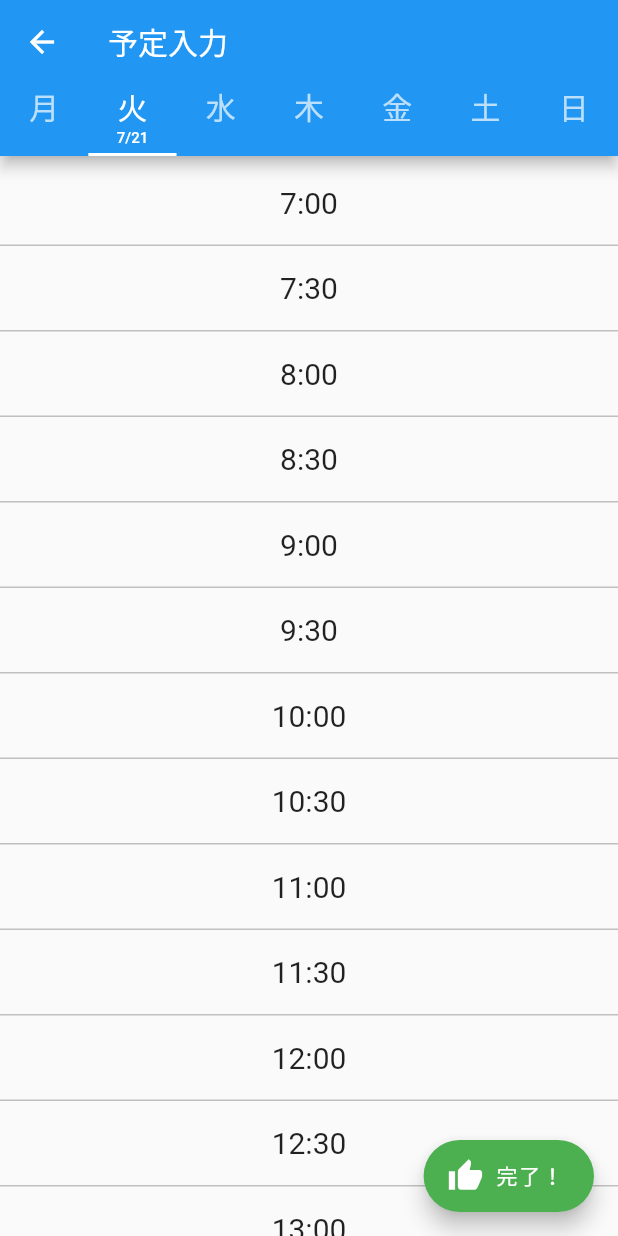
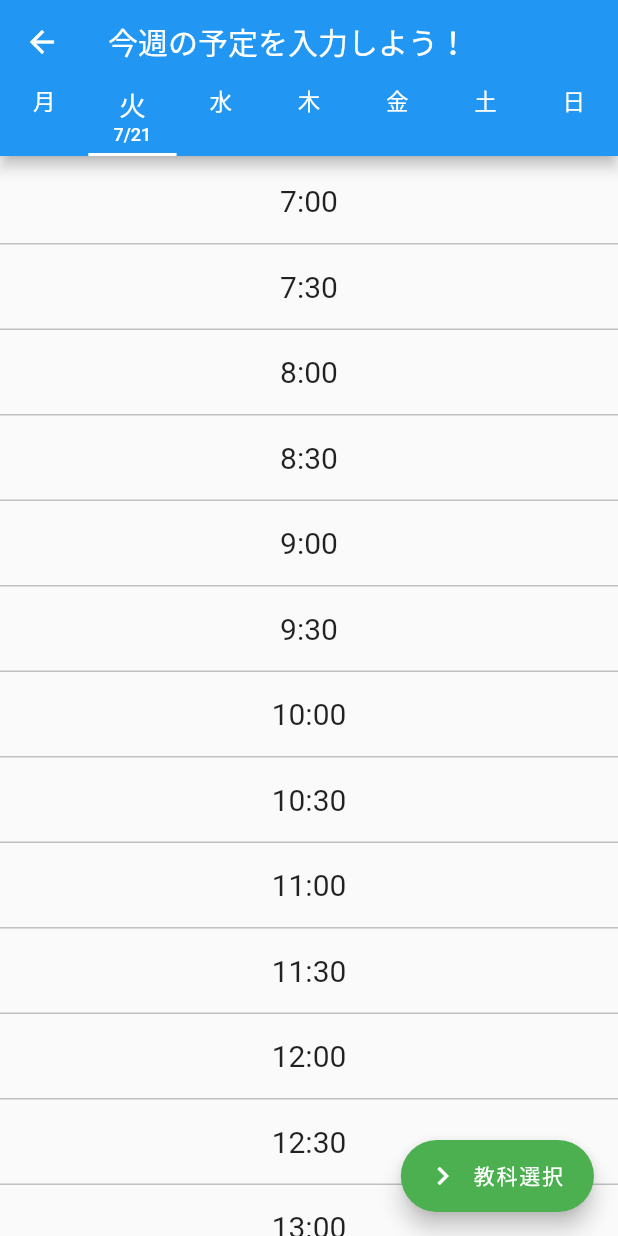
Before and after one commit to lasurstein/team4, a Flutter app: the screen it shows after launch, tab 2 chosen, on a phone screen of 412 x 824 dp. Run offline on Flutter 3.47's test engine with Material 2 defaults, Android fonts, the phone set to English and light mode, and no system bars.

Commit message:
タブ選択時のアニメーション追加/遷移用ボタン修正

```diff
--- a/lib/plan.dart
+++ b/lib/plan.dart
@@ -49,9 +49,10 @@ class _WeekPlanPageState extends State<WeekPlanPage>
     return context.ancestorStateOfType(TypeMatcher<_WeekPlanPageState>());
   }
 
-  List<List<bool>> _selectedTime = List.generate(
-      7, (_) => List.generate(31, (_) => false));
+  List<List<bool>> _selectedTime =
+  List.generate(7, (_) => List.generate(31, (_) => false));
 
+  TextStyle _tabTextStyle;
   @override
   void initState() {
     super.initState();
@@ -60,7 +61,6 @@ class _WeekPlanPageState extends State<WeekPlanPage>
       setState(() {
         _selectTabIndex = _tabController.index;
       });
-
       print("Selected Index: " + _tabController.index.toString());
     });
   }
@@ -73,16 +73,13 @@ class _WeekPlanPageState extends State<WeekPlanPage>
 
   void selectItems(int numberOfWeek, int time) {
     print(_selectedTime[numberOfWeek][time]);
-    setState(() => {
+    setState(() =>
+    {
       _selectedTime[numberOfWeek][time] =
       (_selectedTime[numberOfWeek][time]) ? false : true
     });
     print(
         '${numberOfWeek}, ${time} pushed. after:${_selectedTime[numberOfWeek][time]}');
-  }
-
-  void selectTabs() {
-
   }
 
   final List<DayOfWeek> weekData = [
@@ -151,25 +148,39 @@ class _WeekPlanPageState extends State<WeekPlanPage>
   Widget build(BuildContext context) {
     return Scaffold(
       appBar: AppBar(
-          title: Text('予定入力'),
+          title: Text('今週の予定を入力しよう！'),
           bottom: new TabBar(
               controller: _tabController,
               tabs: weekData
                   .map((w) =>
-                  Tab(child: Container(child: Column(
-                      crossAxisAlignment: CrossAxisAlignment.center,
-                      children: <Widget>[
-                        Text("${w.dayOfWeek}", style: TextStyle(fontSize: (_selectTabIndex == w.numberOfWeek - 1) ? 20.0 : 20.0)),
-                        if(_selectTabIndex == w.numberOfWeek - 1) Text("${w.month}/${w.day}", style: TextStyle(fontSize: 10.0)),
-                      ]))))
+                  Tab(
+                      child: Container(
+                          child: Center(
+                              child: Column(
+                                  crossAxisAlignment:
+                                  CrossAxisAlignment.center,
+                                  children: <Widget>[
+                                    AnimatedDefaultTextStyle(
+                                      style: TextStyle(fontSize: (_selectTabIndex == w.numberOfWeek - 1) ? 18.0 : 15.0),
+                                      duration: Duration(milliseconds: 170),
+                                      child:Text('${w.dayOfWeek}'),
+                                    ),
+                                    AnimatedOpacity(
+                                      opacity: (_selectTabIndex == w.numberOfWeek - 1) ? 1.0 : 0.0,
+                                      duration: Duration(milliseconds: 170),
+                                      child:Text("${w.month}/${w.day}", style: TextStyle(fontSize: 12.0)),
+                                    ),
+                                  ])))))
                   .toList())),
       body: TabBarView(
           controller: _tabController,
-          children: weekData.map((w) =>
-              DayPlan(weekDate: w,
+          children: weekData
+              .map((w) =>
+              DayPlan(
+                  weekDate: w,
                   selectedTimeOfDay: _selectedTime[w.numberOfWeek - 1],
-                  itemSelector: selectItems)).toList()
-      ),
+                  itemSelector: selectItems))
+              .toList()),
       floatingActionButton: FloatingActionButton.extended(
         onPressed: () {
           Navigator.of(context).push(
@@ -181,8 +192,8 @@ class _WeekPlanPageState extends State<WeekPlanPage>
             ),
           );
         },
-        label: Text('完了！'),
-        icon: Icon(Icons.thumb_up),
+        label: Text('教科選択'),
+        icon: Icon(Icons.chevron_right),
         backgroundColor: Colors.green,
       ), // This trailing comma makes auto-formatting nicer for build methods.
     );
@@ -200,22 +211,24 @@ class DayPlan extends StatelessWidget {
   Widget build(BuildContext context) {
     return ListView.builder(
         scrollDirection: Axis.vertical,
-        padding: EdgeInsets.only(top: 3.0, bottom: 3.0),
+        padding: EdgeInsets.only(top: 2.0, bottom: 2.0),
         shrinkWrap: true,
         itemBuilder: (context, i) {
           if (i < 31) {
-            return new Container (
+            return new Container(
                 child: ListTileTheme(
                     selectedColor: Colors.grey,
                     child: ListTile(
-                      title: Text('${(7 + (i - i % 2) / 2).round()}:${i.isOdd
-                          ? '30'
-                          : '00'}', textAlign: TextAlign.center,
+                      title: Text(
+                          '${(7 + (i - i % 2) / 2).round()}:${i.isOdd
+                              ? '30'
+                              : '00'}',
+                          textAlign: TextAlign.center,
                           style: TextStyle(fontSize: 20.0)),
                       selected: selectedTimeOfDay[i],
                       onTap: () {
-                        _WeekPlanPageState.of(context).selectItems(
-                            weekDate.numberOfWeek - 1, i);
+                        _WeekPlanPageState.of(context)
+                            .selectItems(weekDate.numberOfWeek - 1, i);
                       },
                     )),
                 decoration: new BoxDecoration(
@@ -227,8 +240,7 @@ class DayPlan extends StatelessWidget {
                       color: Color(0xFFC0C0C0),
                     ),
                   ),
-                )
-            );
+                ));
           }
         });
   }
```
